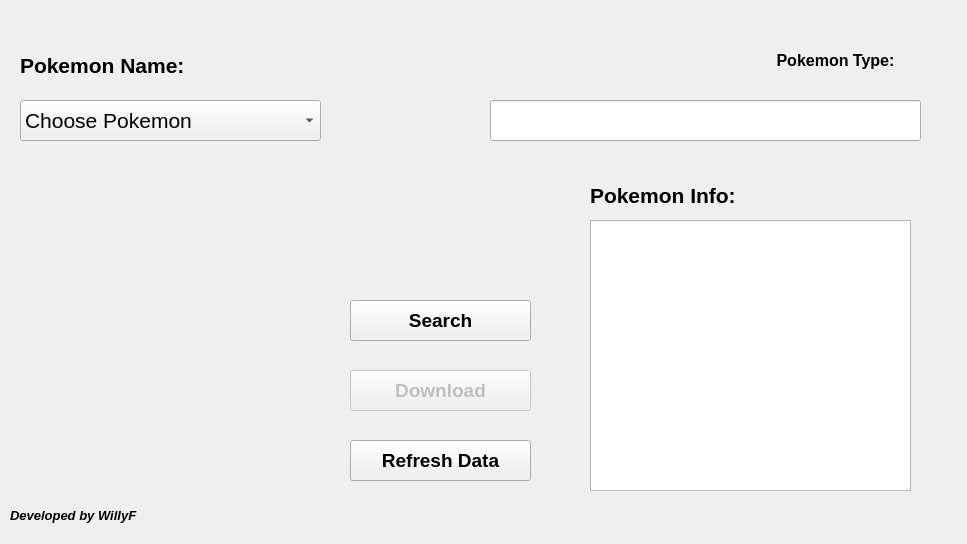
This is Pokemon_Info_UI_V01.ui in LeBronWilly/Pokemon_Info as Qt 5 draws it before an edit. The edited form follows.
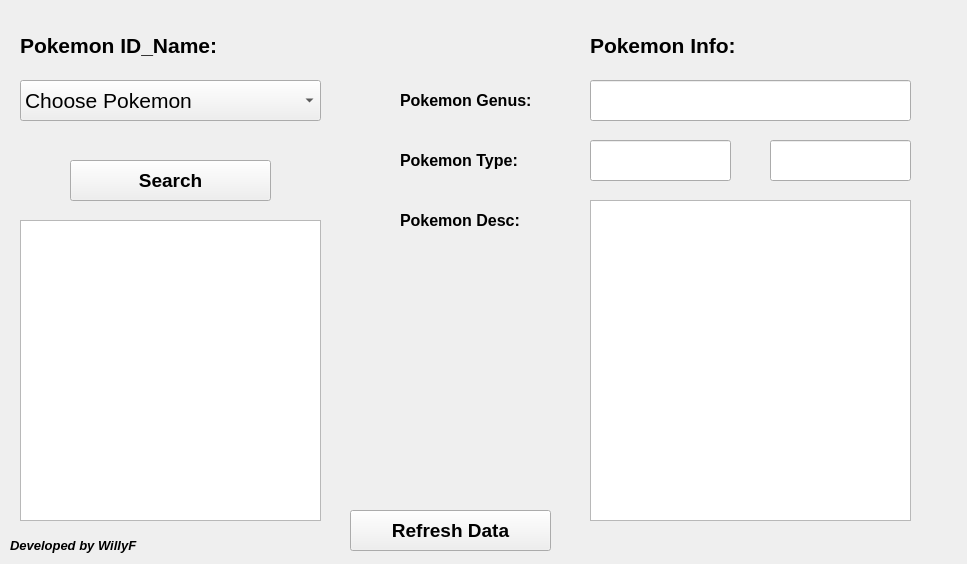
This is the edited form.

Diff of the .ui file:
```diff
--- a/Pokemon_Info_UI_V01.ui
+++ b/Pokemon_Info_UI_V01.ui
@@ -7,7 +7,7 @@
     <x>0</x>
     <y>0</y>
     <width>967</width>
-    <height>544</height>
+    <height>564</height>
    </rect>
   </property>
   <property name="windowTitle">
@@ -17,7 +17,7 @@
    <property name="geometry">
     <rect>
      <x>20</x>
-     <y>50</y>
+     <y>30</y>
      <width>341</width>
      <height>31</height>
     </rect>
@@ -31,7 +31,7 @@
     </font>
    </property>
    <property name="text">
-    <string>Pokemon Name: </string>
+    <string>Pokemon ID_Name: </string>
    </property>
    <property name="textFormat">
     <enum>Qt::PlainText</enum>
@@ -44,7 +44,7 @@
    <property name="geometry">
     <rect>
      <x>20</x>
-     <y>100</y>
+     <y>80</y>
      <width>301</width>
      <height>41</height>
     </rect>
@@ -70,9 +70,9 @@
    </property>
    <property name="geometry">
     <rect>
-     <x>350</x>
-     <y>300</y>
-     <width>181</width>
+     <x>70</x>
+     <y>160</y>
+     <width>201</width>
      <height>41</height>
     </rect>
    </property>
@@ -88,30 +88,6 @@
     <string>Search</string>
    </property>
   </widget>
-  <widget class="QPushButton" name="Download_Button">
-   <property name="enabled">
-    <bool>false</bool>
-   </property>
-   <property name="geometry">
-    <rect>
-     <x>350</x>
-     <y>370</y>
-     <width>181</width>
-     <height>41</height>
-    </rect>
-   </property>
-   <property name="font">
-    <font>
-     <family>Arial</family>
-     <pointsize>14</pointsize>
-     <weight>75</weight>
-     <bold>true</bold>
-    </font>
-   </property>
-   <property name="text">
-    <string>Download</string>
-   </property>
-  </widget>
   <widget class="QPushButton" name="Refresh_Button">
    <property name="enabled">
     <bool>true</bool>
@@ -119,8 +95,8 @@
    <property name="geometry">
     <rect>
      <x>350</x>
-     <y>440</y>
-     <width>181</width>
+     <y>510</y>
+     <width>201</width>
      <height>41</height>
     </rect>
    </property>
@@ -136,30 +112,11 @@
     <string>Refresh Data</string>
    </property>
   </widget>
-  <widget class="QLineEdit" name="KeyIn_Text">
-   <property name="geometry">
-    <rect>
-     <x>490</x>
-     <y>100</y>
-     <width>431</width>
-     <height>41</height>
-    </rect>
-   </property>
-   <property name="font">
-    <font>
-     <family>Arial</family>
-     <pointsize>16</pointsize>
-    </font>
-   </property>
-   <property name="echoMode">
-    <enum>QLineEdit::Password</enum>
-   </property>
-  </widget>
   <widget class="QLabel" name="label_6">
    <property name="geometry">
     <rect>
      <x>10</x>
-     <y>500</y>
+     <y>530</y>
      <width>411</width>
      <height>31</height>
     </rect>
@@ -180,46 +137,19 @@
     <set>Qt::AlignJustify|Qt::AlignVCenter</set>
    </property>
   </widget>
-  <widget class="QLabel" name="label_4">
-   <property name="geometry">
-    <rect>
-     <x>730</x>
-     <y>40</y>
-     <width>211</width>
-     <height>41</height>
-    </rect>
-   </property>
-   <property name="font">
-    <font>
-     <family>Arial</family>
-     <pointsize>12</pointsize>
-     <weight>75</weight>
-     <bold>true</bold>
-    </font>
-   </property>
-   <property name="text">
-    <string>Pokemon Type:</string>
-   </property>
-   <property name="textFormat">
-    <enum>Qt::PlainText</enum>
-   </property>
-   <property name="alignment">
-    <set>Qt::AlignCenter</set>
-   </property>
-  </widget>
-  <widget class="QTextEdit" name="Info_TextEdit">
+  <widget class="QTextEdit" name="Desc_TextEdit">
    <property name="geometry">
     <rect>
      <x>590</x>
-     <y>220</y>
+     <y>200</y>
      <width>321</width>
-     <height>271</height>
+     <height>321</height>
     </rect>
    </property>
    <property name="font">
     <font>
      <family>Arial</family>
-     <pointsize>16</pointsize>
+     <pointsize>14</pointsize>
     </font>
    </property>
    <property name="readOnly">
@@ -230,7 +160,7 @@
    <property name="geometry">
     <rect>
      <x>590</x>
-     <y>180</y>
+     <y>30</y>
      <width>341</width>
      <height>31</height>
     </rect>
@@ -250,6 +180,184 @@
     <set>Qt::AlignJustify|Qt::AlignVCenter</set>
    </property>
   </widget>
+  <widget class="QLineEdit" name="Genus_Text">
+   <property name="geometry">
+    <rect>
+     <x>590</x>
+     <y>80</y>
+     <width>321</width>
+     <height>41</height>
+    </rect>
+   </property>
+   <property name="font">
+    <font>
+     <family>Arial</family>
+     <pointsize>16</pointsize>
+    </font>
+   </property>
+   <property name="echoMode">
+    <enum>QLineEdit::Normal</enum>
+   </property>
+   <property name="alignment">
+    <set>Qt::AlignCenter</set>
+   </property>
+   <property name="readOnly">
+    <bool>true</bool>
+   </property>
+  </widget>
+  <widget class="QLabel" name="label_5">
+   <property name="geometry">
+    <rect>
+     <x>400</x>
+     <y>80</y>
+     <width>191</width>
+     <height>41</height>
+    </rect>
+   </property>
+   <property name="font">
+    <font>
+     <family>Arial</family>
+     <pointsize>12</pointsize>
+     <weight>75</weight>
+     <bold>true</bold>
+    </font>
+   </property>
+   <property name="text">
+    <string>Pokemon Genus:</string>
+   </property>
+   <property name="textFormat">
+    <enum>Qt::PlainText</enum>
+   </property>
+   <property name="alignment">
+    <set>Qt::AlignJustify|Qt::AlignVCenter</set>
+   </property>
+  </widget>
+  <widget class="QLineEdit" name="Type1_Text">
+   <property name="geometry">
+    <rect>
+     <x>590</x>
+     <y>140</y>
+     <width>141</width>
+     <height>41</height>
+    </rect>
+   </property>
+   <property name="font">
+    <font>
+     <family>Arial</family>
+     <pointsize>16</pointsize>
+    </font>
+   </property>
+   <property name="echoMode">
+    <enum>QLineEdit::Normal</enum>
+   </property>
+   <property name="alignment">
+    <set>Qt::AlignCenter</set>
+   </property>
+   <property name="readOnly">
+    <bool>true</bool>
+   </property>
+  </widget>
+  <widget class="QLabel" name="label_7">
+   <property name="geometry">
+    <rect>
+     <x>400</x>
+     <y>140</y>
+     <width>191</width>
+     <height>41</height>
+    </rect>
+   </property>
+   <property name="font">
+    <font>
+     <family>Arial</family>
+     <pointsize>12</pointsize>
+     <weight>75</weight>
+     <bold>true</bold>
+    </font>
+   </property>
+   <property name="text">
+    <string>Pokemon Type:</string>
+   </property>
+   <property name="textFormat">
+    <enum>Qt::PlainText</enum>
+   </property>
+   <property name="alignment">
+    <set>Qt::AlignJustify|Qt::AlignVCenter</set>
+   </property>
+  </widget>
+  <widget class="QLabel" name="label_8">
+   <property name="geometry">
+    <rect>
+     <x>400</x>
+     <y>200</y>
+     <width>191</width>
+     <height>41</height>
+    </rect>
+   </property>
+   <property name="font">
+    <font>
+     <family>Arial</family>
+     <pointsize>12</pointsize>
+     <weight>75</weight>
+     <bold>true</bold>
+    </font>
+   </property>
+   <property name="text">
+    <string>Pokemon Desc:</string>
+   </property>
+   <property name="textFormat">
+    <enum>Qt::PlainText</enum>
+   </property>
+   <property name="alignment">
+    <set>Qt::AlignJustify|Qt::AlignVCenter</set>
+   </property>
+  </widget>
+  <widget class="QLineEdit" name="Type2_Text">
+   <property name="geometry">
+    <rect>
+     <x>770</x>
+     <y>140</y>
+     <width>141</width>
+     <height>41</height>
+    </rect>
+   </property>
+   <property name="font">
+    <font>
+     <family>Arial</family>
+     <pointsize>16</pointsize>
+    </font>
+   </property>
+   <property name="echoMode">
+    <enum>QLineEdit::Normal</enum>
+   </property>
+   <property name="alignment">
+    <set>Qt::AlignCenter</set>
+   </property>
+   <property name="readOnly">
+    <bool>true</bool>
+   </property>
+  </widget>
+  <widget class="QGraphicsView" name="Pokemon_Image">
+   <property name="geometry">
+    <rect>
+     <x>20</x>
+     <y>220</y>
+     <width>301</width>
+     <height>301</height>
+    </rect>
+   </property>
+   <property name="sizePolicy">
+    <sizepolicy hsizetype="Fixed" vsizetype="Fixed">
+     <horstretch>0</horstretch>
+     <verstretch>0</verstretch>
+    </sizepolicy>
+   </property>
+   <property name="verticalScrollBarPolicy">
+    <enum>Qt::ScrollBarAlwaysOff</enum>
+   </property>
+   <property name="horizontalScrollBarPolicy">
+    <enum>Qt::ScrollBarAlwaysOff</enum>
+   </property>
+  </widget>
  </widget>
  <resources/>
  <connections/>
```
